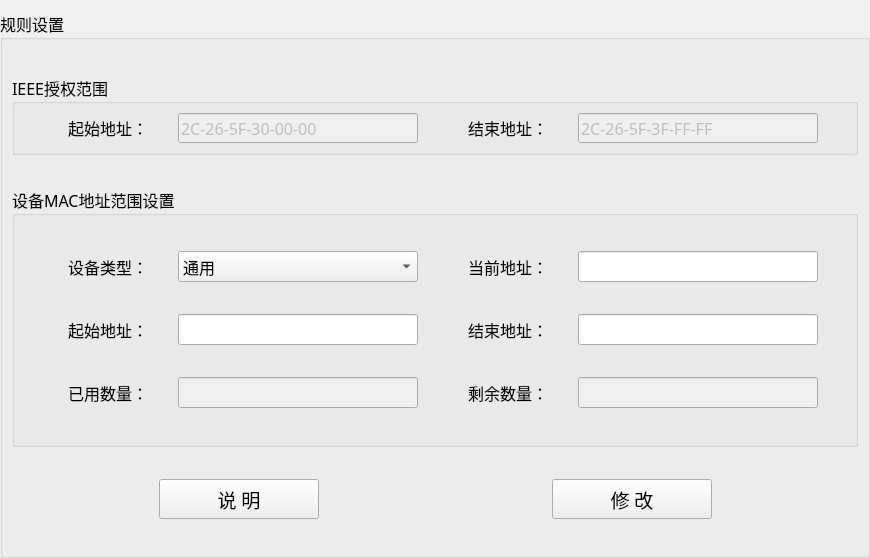
First picture: the form in MacAddr/settings/settingwid.ui, repository ChinaClever/PDU-MacAddr, before the edit.
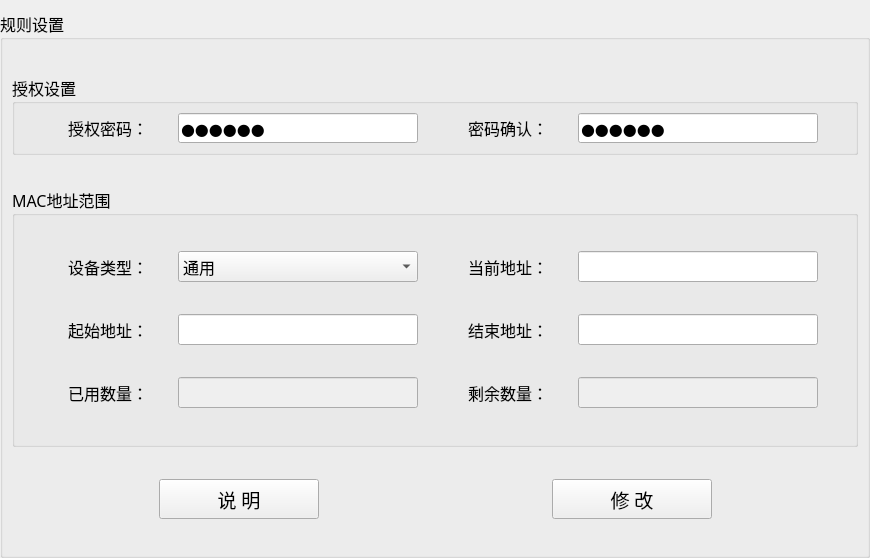
Second picture: the form after the edit.

The edit to the form file:
```diff
--- a/MacAddr/settings/settingwid.ui
+++ b/MacAddr/settings/settingwid.ui
@@ -24,7 +24,7 @@
     <number>0</number>
    </property>
    <item row="0" column="0">
-    <widget class="QGroupBox" name="groupBox_2">
+    <widget class="QGroupBox" name="groupBox">
      <property name="font">
       <font>
        <family>微软雅黑</family>
@@ -87,7 +87,7 @@
        </spacer>
       </item>
       <item row="1" column="0" colspan="5">
-       <widget class="QGroupBox" name="groupBox">
+       <widget class="QGroupBox" name="groupBox_2">
         <property name="maximumSize">
          <size>
           <width>16777215</width>
@@ -95,7 +95,7 @@
          </size>
         </property>
         <property name="title">
-         <string>设备MAC地址范围设置</string>
+         <string>MAC地址范围</string>
         </property>
         <layout class="QGridLayout" name="gridLayout_4">
          <item row="0" column="0">
@@ -299,7 +299,7 @@
          </size>
         </property>
         <property name="title">
-         <string>IEEE授权范围</string>
+         <string>授权设置</string>
         </property>
         <layout class="QGridLayout" name="gridLayout_3">
          <item row="0" column="0">
@@ -311,7 +311,7 @@
             </size>
            </property>
            <property name="text">
-            <string>起始地址：</string>
+            <string>授权密码：</string>
            </property>
            <property name="alignment">
             <set>Qt::AlignRight|Qt::AlignTrailing|Qt::AlignVCenter</set>
@@ -321,7 +321,7 @@
          <item row="0" column="1">
           <widget class="QLineEdit" name="ieStartEdit">
            <property name="enabled">
-            <bool>false</bool>
+            <bool>true</bool>
            </property>
            <property name="maximumSize">
             <size>
@@ -330,7 +330,10 @@
             </size>
            </property>
            <property name="text">
-            <string>2C-26-5F-30-00-00</string>
+            <string>123456</string>
+           </property>
+           <property name="echoMode">
+            <enum>QLineEdit::Password</enum>
            </property>
           </widget>
          </item>
@@ -343,7 +346,7 @@
             </size>
            </property>
            <property name="text">
-            <string>结束地址：</string>
+            <string>密码确认：</string>
            </property>
            <property name="alignment">
             <set>Qt::AlignRight|Qt::AlignTrailing|Qt::AlignVCenter</set>
@@ -353,7 +356,7 @@
          <item row="0" column="3">
           <widget class="QLineEdit" name="ieEndEdit">
            <property name="enabled">
-            <bool>false</bool>
+            <bool>true</bool>
            </property>
            <property name="maximumSize">
             <size>
@@ -362,7 +365,10 @@
             </size>
            </property>
            <property name="text">
-            <string>2C-26-5F-3F-FF-FF </string>
+            <string>123456</string>
+           </property>
+           <property name="echoMode">
+            <enum>QLineEdit::Password</enum>
            </property>
           </widget>
          </item>
```
Left out of the diff: 6 changed lines with no effect on the pictures.
